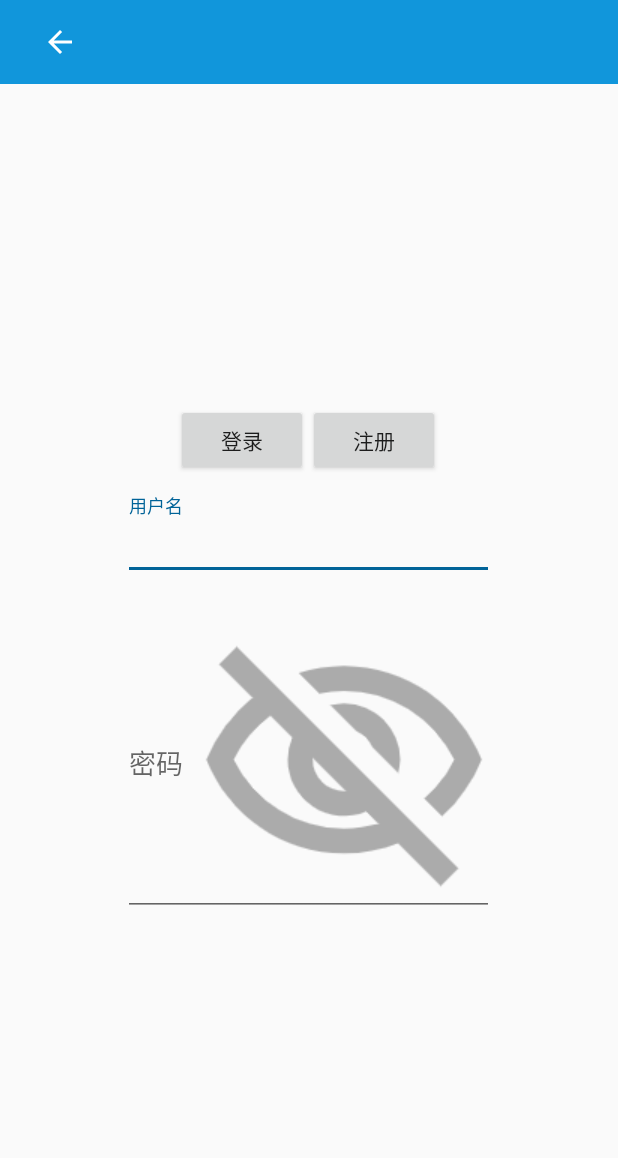
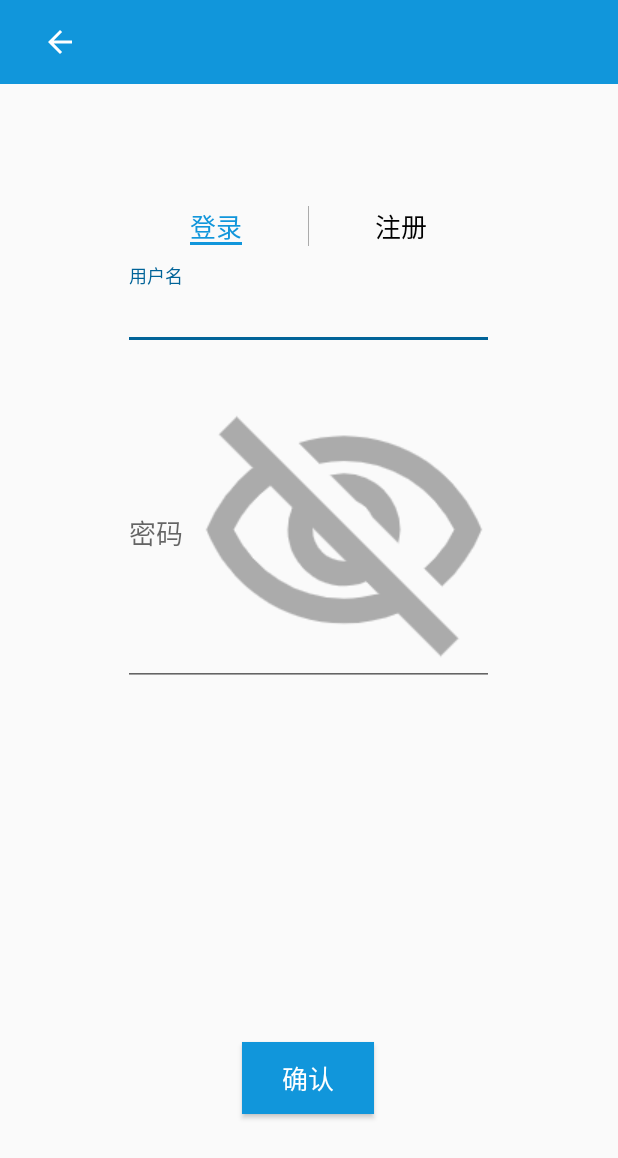
Before and after one commit to zheng-kai/Cats, an Android app: the screen it shows after launch (LoginActivity), on a phone screen of 412 x 824 dp. Shown: the top 1158 px of the screen. Run offline under Robolectric (Android 15) with nearby library versions, the phone set to English and light mode, and no system bars.

Commit message:
login ui update

```diff
--- a/app/src/main/java/com/example/a27299/cats/login/LoginActivity.kt
+++ b/app/src/main/java/com/example/a27299/cats/login/LoginActivity.kt
@@ -4,11 +4,54 @@ import android.graphics.Color
 import android.os.Build
 import android.os.Bundle
 import android.support.v7.app.AppCompatActivity
+import android.view.View
 import com.example.a27299.cats.R
+import kotlinx.android.synthetic.main.activity_login.*
 
-class LoginActivity :AppCompatActivity(){
+class LoginActivity : AppCompatActivity() {
     override fun onCreate(savedInstanceState: Bundle?) {
         super.onCreate(savedInstanceState)
         setContentView(R.layout.activity_login)
+        iv_login.setOnClickListener {
+            onBackPressed()
+        }
+        initUI()
+        setClickListeners()
+
+    }
+
+    private fun initUI() {
+        if (Build.VERSION.SDK_INT >= Build.VERSION_CODES.M) {
+            tv_login.setTextColor(resources.getColor(R.color.colorPrimary, null))
+        }
+        if (Build.VERSION.SDK_INT >= Build.VERSION_CODES.LOLLIPOP) {
+            tv_login.background = resources.getDrawable(R.drawable.btn_selected_background, null)
+        }
+    }
+
+    private fun setClickListeners() {
+        tv_login.setOnClickListener {
+            til_login_confirm_pwd.visibility = View.INVISIBLE
+
+            if (Build.VERSION.SDK_INT >= Build.VERSION_CODES.M) {
+                tv_login.setTextColor(resources.getColor(R.color.colorPrimary, null))
+                tv_register.setTextColor(Color.BLACK)
+                tv_register.setBackgroundColor(resources.getColor(R.color.background, null))
+            }
+            if (Build.VERSION.SDK_INT >= Build.VERSION_CODES.LOLLIPOP) {
+                it.background = resources.getDrawable(R.drawable.btn_selected_background, null)
+            }
+        }
+        tv_register.setOnClickListener {
+            til_login_confirm_pwd.visibility = View.VISIBLE
+            if (Build.VERSION.SDK_INT >= Build.VERSION_CODES.M) {
+                tv_login.setTextColor(Color.BLACK)
+                tv_register.setTextColor(resources.getColor(R.color.colorPrimary, null))
+                tv_login.setBackgroundColor(resources.getColor(R.color.background, null))
+            }
+            if (Build.VERSION.SDK_INT >= Build.VERSION_CODES.LOLLIPOP) {
+                it.background = resources.getDrawable(R.drawable.btn_selected_background, null)
+            }
+        }
     }
 }
--- /dev/null
+++ b/app/src/main/res/drawable/btn_selected_background.xml
@@ -0,0 +1,15 @@
+<?xml version="1.0" encoding="utf-8"?>
+<layer-list xmlns:android="http://schemas.android.com/apk/res/android">
+    <item
+        android:bottom="1dp"
+        android:left="-4dp"
+        android:right="-4dp"
+        android:top="-2dp">
+        <shape>
+            <solid android:color="#00FFFFFF" />
+            <stroke
+                android:width="2dp"
+                android:color="@color/colorPrimary" />
+        </shape>
+    </item>
+</layer-list>
--- a/app/src/main/res/layout/activity_login.xml
+++ b/app/src/main/res/layout/activity_login.xml
@@ -39,19 +39,41 @@
             <LinearLayout
                 android:layout_width="match_parent"
                 android:layout_height="wrap_content"
-                android:gravity="center">
+                android:divider="@color/grey"
+                android:showDividers="middle">
 
-                <Button
-                    android:id="@+id/btn_login"
-                    android:layout_width="wrap_content"
+                <LinearLayout
+                    android:layout_width="0dp"
                     android:layout_height="wrap_content"
-                    android:text="登录" />
+                    android:layout_weight="1"
+                    android:gravity="center">
 
-                <Button
-                    android:id="@+id/btn_register"
-                    android:layout_width="wrap_content"
+                    <TextView
+                        android:id="@+id/tv_login"
+                        android:layout_width="wrap_content"
+                        android:layout_height="wrap_content"
+                        android:background="@color/background"
+                        android:text="登录"
+                        android:textColor="@color/black"
+                        android:textSize="17sp" />
+                </LinearLayout>
+
+                <LinearLayout
+                    android:layout_width="0dp"
                     android:layout_height="wrap_content"
-                    android:text="注册" />
+                    android:layout_weight="1"
+                    android:gravity="center">
+
+                    <TextView
+                        android:id="@+id/tv_register"
+                        android:layout_width="wrap_content"
+                        android:layout_height="wrap_content"
+                        android:background="@color/background"
+                        android:text="注册"
+                        android:textColor="@color/black"
+                        android:textSize="17sp" />
+                </LinearLayout>
+
             </LinearLayout>
 
             <android.support.design.widget.TextInputLayout
@@ -78,7 +100,30 @@
                     android:layout_height="wrap_content"
                     android:hint="密码" />
             </android.support.design.widget.TextInputLayout>
+            <android.support.design.widget.TextInputLayout
+                android:id="@+id/til_login_confirm_pwd"
+                android:visibility="invisible"
+                android:layout_width="match_parent"
+                android:layout_height="wrap_content"
+                android:layout_marginTop="13dp"
+                app:passwordToggleDrawable="@drawable/eye"
+                app:passwordToggleEnabled="true"
+                app:passwordToggleTint="@color/grey">
 
+                <android.support.design.widget.TextInputEditText
+                    android:layout_width="match_parent"
+                    android:layout_height="wrap_content"
+                    android:hint="确认密码" />
+            </android.support.design.widget.TextInputLayout>
+            <Button
+                android:layout_marginTop="13dp"
+                android:id="@+id/btn_submit"
+                android:textSize="17sp"
+                android:textColor="@color/white"
+                android:text="确认"
+                android:background="@color/colorPrimary"
+                android:layout_width="wrap_content"
+                android:layout_height="wrap_content" />
         </LinearLayout>
 
         <FrameLayout
--- a/app/src/main/res/values/colors.xml
+++ b/app/src/main/res/values/colors.xml
@@ -4,5 +4,7 @@
     <color name="colorPrimaryDark">#0085ca</color>
     <color name="colorAccent">#006398</color>
     <color name="grey">#ababab</color>
+    <color name="background">#fafafa</color>
     <color name="white">#FFFFFF</color>
+    <color name="black">#000000</color>
 </resources>
--- a/app/src/main/res/values/styles.xml
+++ b/app/src/main/res/values/styles.xml
@@ -6,5 +6,6 @@
         <item name="colorPrimary">@color/colorPrimary</item>
         <item name="colorPrimaryDark">@color/colorPrimaryDark</item>
         <item name="colorAccent">@color/colorAccent</item>
+        <item name="android:windowBackground">@color/background</item>
     </style>
 </resources>
```
